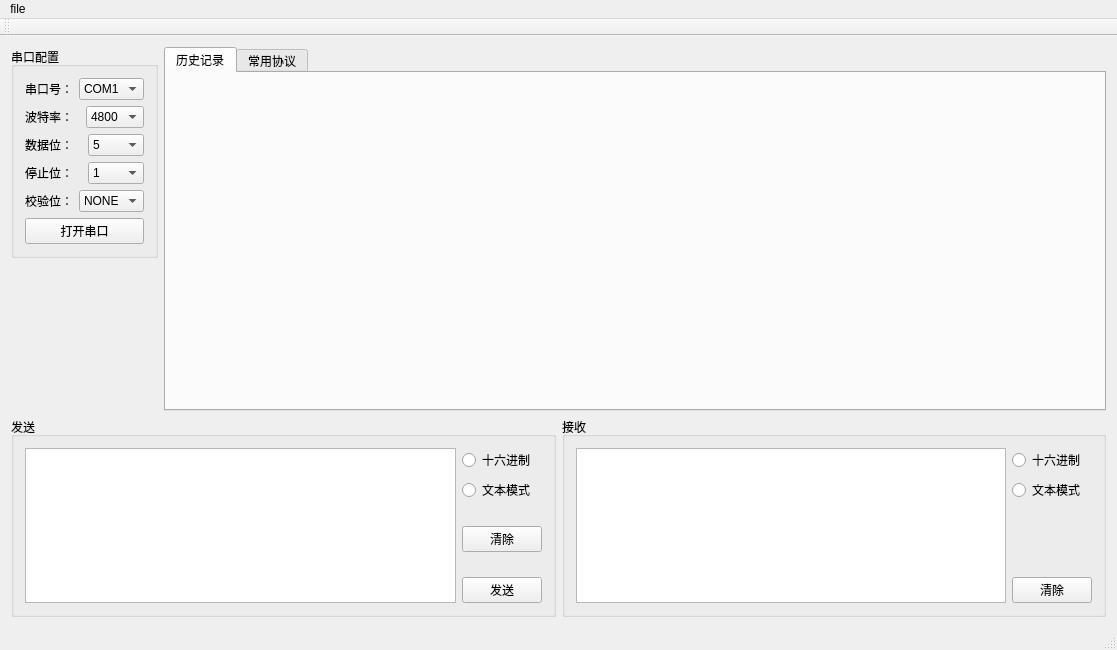
Before: the Qt Designer form ComMonitor/mainwindow.ui in hougaiqiang/ComMonitor, drawn with Qt 5.
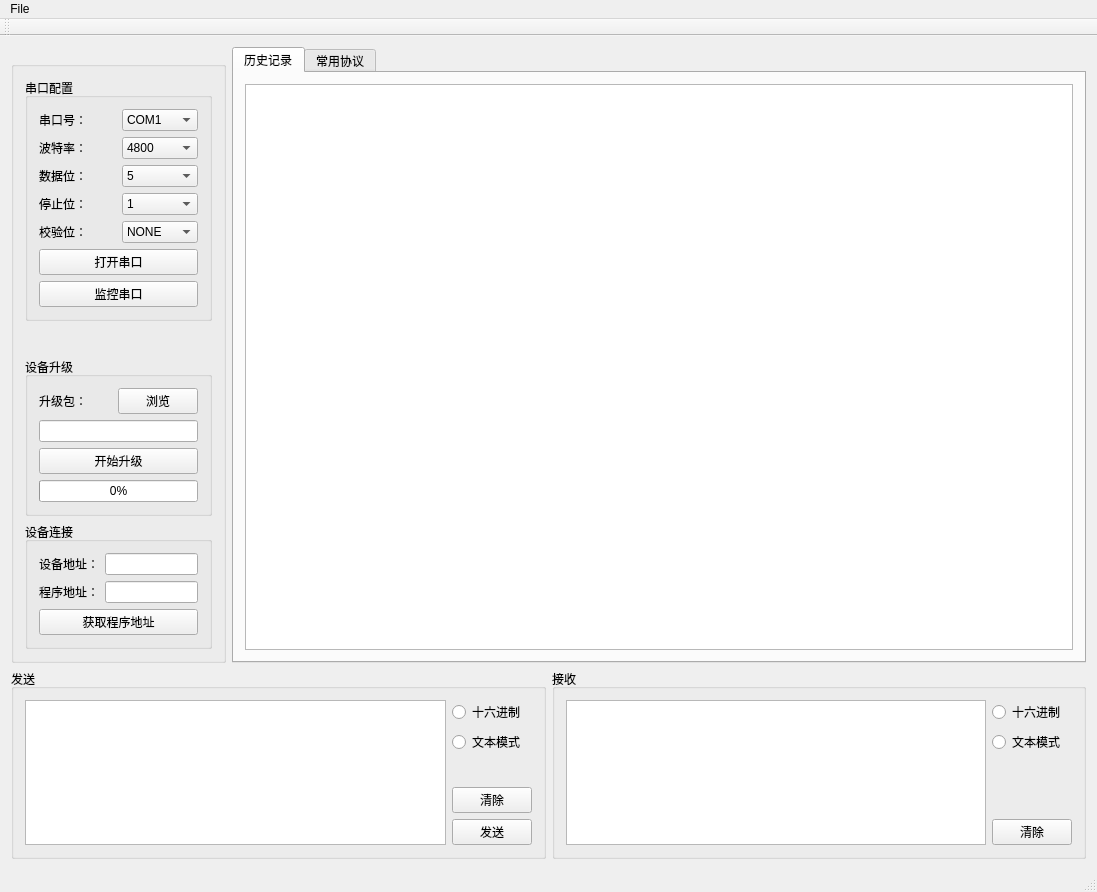
After: the same form once the commit is applied.

Commit message: 界面设计更新

Patch:
```diff
--- a/ComMonitor/mainwindow.ui
+++ b/ComMonitor/mainwindow.ui
@@ -6,21 +6,37 @@
    <rect>
     <x>0</x>
     <y>0</y>
-    <width>1117</width>
-    <height>650</height>
+    <width>1097</width>
+    <height>892</height>
    </rect>
   </property>
   <property name="windowTitle">
    <string>MainWindow</string>
   </property>
   <widget class="QWidget" name="centralWidget">
-   <layout class="QVBoxLayout" name="verticalLayout_8">
+   <layout class="QGridLayout" name="gridLayout">
+    <item row="0" column="0">
+     <layout class="QHBoxLayout" name="horizontalLayout_3">
     <item>
-     <layout class="QHBoxLayout" name="horizontalLayout_12">
-      <item>
-       <layout class="QVBoxLayout" name="verticalLayout_7">
+       <widget class="QGroupBox" name="groupBox_5">
+        <property name="maximumSize">
+         <size>
+          <width>215</width>
+          <height>16777215</height>
+         </size>
+        </property>
+        <property name="title">
+         <string> </string>
+        </property>
+        <layout class="QVBoxLayout" name="verticalLayout_3">
         <item>
          <widget class="QGroupBox" name="groupBox">
+           <property name="maximumSize">
+            <size>
+             <width>200</width>
+             <height>16777215</height>
+            </size>
+           </property>
           <property name="title">
            <string>串口配置</string>
           </property>
@@ -29,6 +45,12 @@
             <layout class="QHBoxLayout" name="horizontalLayout_4">
              <item>
               <widget class="QLabel" name="label">
+                <property name="maximumSize">
+                 <size>
+                  <width>16777215</width>
+                  <height>16777215</height>
+                 </size>
+                </property>
                <property name="text">
                 <string>串口号：</string>
                </property>
@@ -49,6 +71,12 @@
             <layout class="QHBoxLayout" name="horizontalLayout_5">
              <item>
               <widget class="QLabel" name="label_2">
+                <property name="maximumSize">
+                 <size>
+                  <width>16777215</width>
+                  <height>16777215</height>
+                 </size>
+                </property>
                <property name="text">
                 <string>波特率：</string>
                </property>
@@ -69,6 +97,12 @@
             <layout class="QHBoxLayout" name="horizontalLayout_6">
              <item>
               <widget class="QLabel" name="label_3">
+                <property name="maximumSize">
+                 <size>
+                  <width>16777215</width>
+                  <height>16777215</height>
+                 </size>
+                </property>
                <property name="text">
                 <string>数据位：</string>
                </property>
@@ -89,6 +123,12 @@
             <layout class="QHBoxLayout" name="horizontalLayout_7">
              <item>
               <widget class="QLabel" name="label_4">
+                <property name="maximumSize">
+                 <size>
+                  <width>16777215</width>
+                  <height>16777215</height>
+                 </size>
+                </property>
                <property name="text">
                 <string>停止位：</string>
                </property>
@@ -109,6 +149,12 @@
             <layout class="QHBoxLayout" name="horizontalLayout_8">
              <item>
               <widget class="QLabel" name="label_5">
+                <property name="maximumSize">
+                 <size>
+                  <width>16777215</width>
+                  <height>16777215</height>
+                 </size>
+                </property>
                <property name="text">
                 <string>校验位：</string>
                </property>
@@ -132,6 +178,13 @@
              </property>
             </widget>
            </item>
+            <item>
+             <widget class="QPushButton" name="pushButton_Monitor_COM">
+              <property name="text">
+               <string>监控串口</string>
+              </property>
+             </widget>
+            </item>
           </layout>
          </widget>
         </item>
@@ -148,7 +201,136 @@
           </property>
          </spacer>
         </item>
-       </layout>
+         <item>
+          <widget class="QGroupBox" name="groupBox_6">
+           <property name="title">
+            <string>设备升级</string>
+           </property>
+           <layout class="QGridLayout" name="gridLayout_3">
+            <item row="0" column="0">
+             <layout class="QGridLayout" name="gridLayout_2">
+              <item row="3" column="0">
+               <widget class="QProgressBar" name="progressBar">
+                <property name="value">
+                 <number>0</number>
+                </property>
+               </widget>
+              </item>
+              <item row="0" column="0">
+               <layout class="QHBoxLayout" name="horizontalLayout_13">
+                <item>
+                 <widget class="QLabel" name="label_8">
+                  <property name="text">
+                   <string>升级包：</string>
+                  </property>
+                 </widget>
+                </item>
+                <item>
+                 <widget class="QPushButton" name="pushButton_Find_bin">
+                  <property name="text">
+                   <string>浏览</string>
+                  </property>
+                 </widget>
+                </item>
+               </layout>
+              </item>
+              <item row="1" column="0">
+               <layout class="QHBoxLayout" name="horizontalLayout_12">
+                <item>
+                 <widget class="QLineEdit" name="lineEdit_File_bin"/>
+                </item>
+               </layout>
+              </item>
+              <item row="2" column="0">
+               <widget class="QPushButton" name="pushButton_Start_Download">
+                <property name="text">
+                 <string>开始升级</string>
+                </property>
+               </widget>
+              </item>
+             </layout>
+            </item>
+           </layout>
+          </widget>
+         </item>
+         <item>
+          <widget class="QGroupBox" name="groupBox_4">
+           <property name="maximumSize">
+            <size>
+             <width>200</width>
+             <height>16777215</height>
+            </size>
+           </property>
+           <property name="title">
+            <string>设备连接</string>
+           </property>
+           <layout class="QVBoxLayout" name="verticalLayout">
+            <item>
+             <layout class="QHBoxLayout" name="horizontalLayout">
+              <item>
+               <widget class="QLabel" name="label_6">
+                <property name="maximumSize">
+                 <size>
+                  <width>16777215</width>
+                  <height>16777215</height>
+                 </size>
+                </property>
+                <property name="text">
+                 <string>设备地址：</string>
+                </property>
+               </widget>
+              </item>
+              <item>
+               <widget class="QLineEdit" name="lineEdit_Drive_Addr">
+                <property name="maximumSize">
+                 <size>
+                  <width>16777215</width>
+                  <height>16777215</height>
+                 </size>
+                </property>
+               </widget>
+              </item>
+             </layout>
+            </item>
+            <item>
+             <layout class="QHBoxLayout" name="horizontalLayout_2">
+              <item>
+               <widget class="QLabel" name="label_7">
+                <property name="maximumSize">
+                 <size>
+                  <width>16777215</width>
+                  <height>16777215</height>
+                 </size>
+                </property>
+                <property name="text">
+                 <string>程序地址：</string>
+                </property>
+               </widget>
+              </item>
+              <item>
+               <widget class="QLineEdit" name="lineEdit_Program_Addr">
+                <property name="maximumSize">
+                 <size>
+                  <width>16777215</width>
+                  <height>16777215</height>
+                 </size>
+                </property>
+               </widget>
+              </item>
+             </layout>
+            </item>
+            <item>
+             <widget class="QPushButton" name="pushButton_Get_Program">
+              <property name="text">
+               <string>获取程序地址</string>
+              </property>
+             </widget>
+            </item>
+           </layout>
+          </widget>
+         </item>
+        </layout>
+       </widget>
       </item>
       <item>
        <widget class="QTabWidget" name="tabWidget">
@@ -159,6 +341,11 @@
          <attribute name="title">
           <string>历史记录</string>
          </attribute>
+         <layout class="QGridLayout" name="gridLayout_4">
+          <item row="0" column="0">
+           <widget class="QTextBrowser" name="textBrowser"/>
+          </item>
+         </layout>
         </widget>
         <widget class="QWidget" name="tab_2">
          <attribute name="title">
@@ -169,7 +356,7 @@
       </item>
      </layout>
     </item>
-    <item>
+    <item row="1" column="0">
      <layout class="QHBoxLayout" name="horizontalLayout_11">
       <item>
        <widget class="QGroupBox" name="groupBox_2">
@@ -223,20 +410,7 @@
             </widget>
            </item>
            <item>
-            <spacer name="verticalSpacer_3">
-             <property name="orientation">
-              <enum>Qt::Vertical</enum>
-             </property>
-             <property name="sizeHint" stdset="0">
-              <size>
-               <width>20</width>
-               <height>40</height>
-              </size>
-             </property>
-            </spacer>
-           </item>
-           <item>
-            <widget class="QPushButton" name="pushButton_2">
+            <widget class="QPushButton" name="pushButton_Send">
              <property name="text">
               <string>发送</string>
              </property>
@@ -312,13 +486,13 @@
     <rect>
      <x>0</x>
      <y>0</y>
-     <width>1117</width>
+     <width>1097</width>
      <height>26</height>
     </rect>
    </property>
    <widget class="QMenu" name="menufile">
     <property name="title">
-     <string>file</string>
+     <string>File</string>
     </property>
     <addaction name="actionOpen"/>
     <addaction name="actionsaver"/>
```
Left out of the diff: 34 changed lines with no effect on the pictures. Lines whose indentation alone changed are shown as unchanged. The commit also changes 3 other files.
